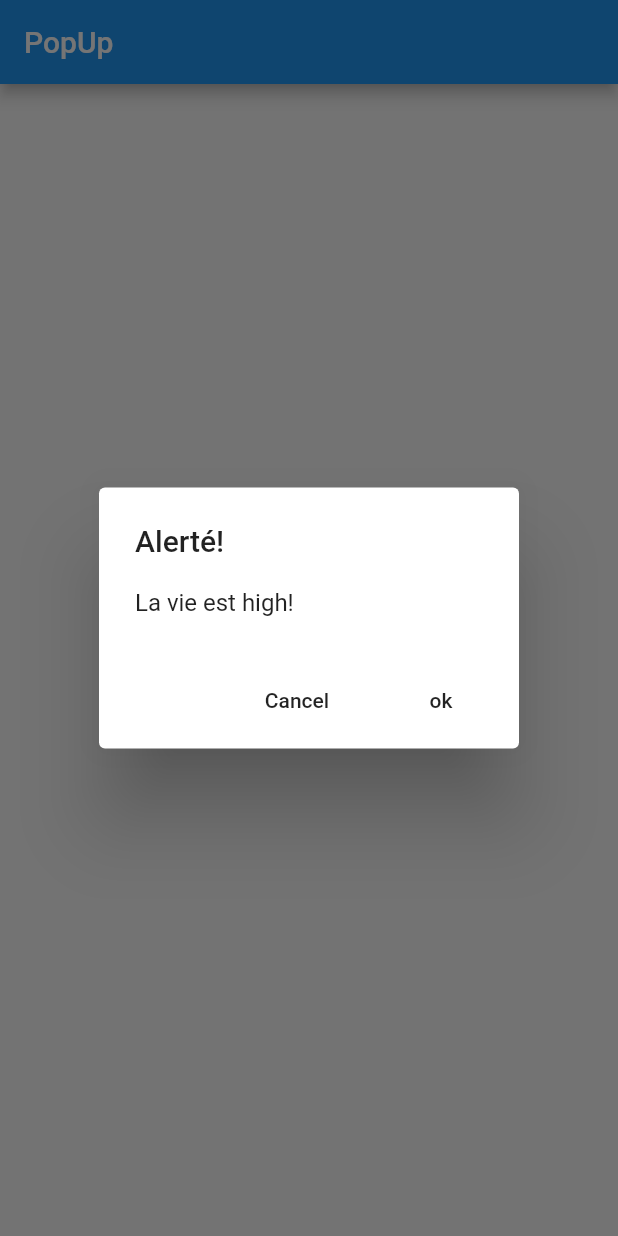
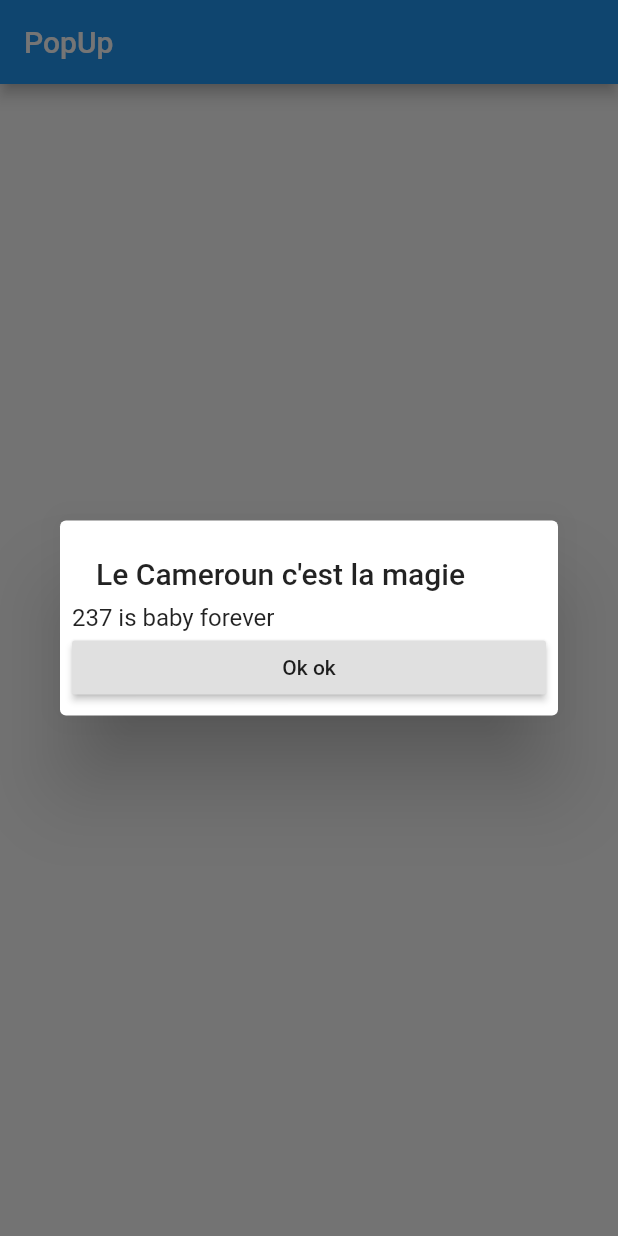
Before and after one commit to audreykemamen/pop_up_navigator, a Flutter app: the screen it shows after launch, after a tap on "Click here", on a phone screen of 412 x 824 dp. Run offline on Flutter 3.47's test engine with Material 2 defaults, Android fonts, the phone set to English and light mode, and no system bars.

Commit message:
Apprentissage du SimpleDialog

```diff
--- a/lib/body.dart
+++ b/lib/body.dart
@@ -22,7 +22,7 @@ class _BodyState extends State<Body>{
             ),
           ),
           onPressed: (){
-            setAlertDialog();
+            setSimpleAlert("Le Cameroun c'est la magie", "237 is baby forever");
       }),
     );
   }
@@ -64,4 +64,25 @@ class _BodyState extends State<Body>{
     );
   }
 
+  Future<Null> setSimpleAlert(String title, String description) async{
+    return showDialog(
+        context: context,
+      barrierDismissible: false,
+      builder: (BuildContext context){
+          return SimpleDialog(
+            title: new Text(title),
+            contentPadding: EdgeInsets.all(8.0),
+            children: <Widget> [
+              new Text(description),
+              new RaisedButton(onPressed: (){
+                print("Pop up ok");
+                Navigator.pop(context);
+              },
+                child: new Text("Ok ok"),)
+            ],
+          );
+      }
+    );
+  }
+
 }
```
